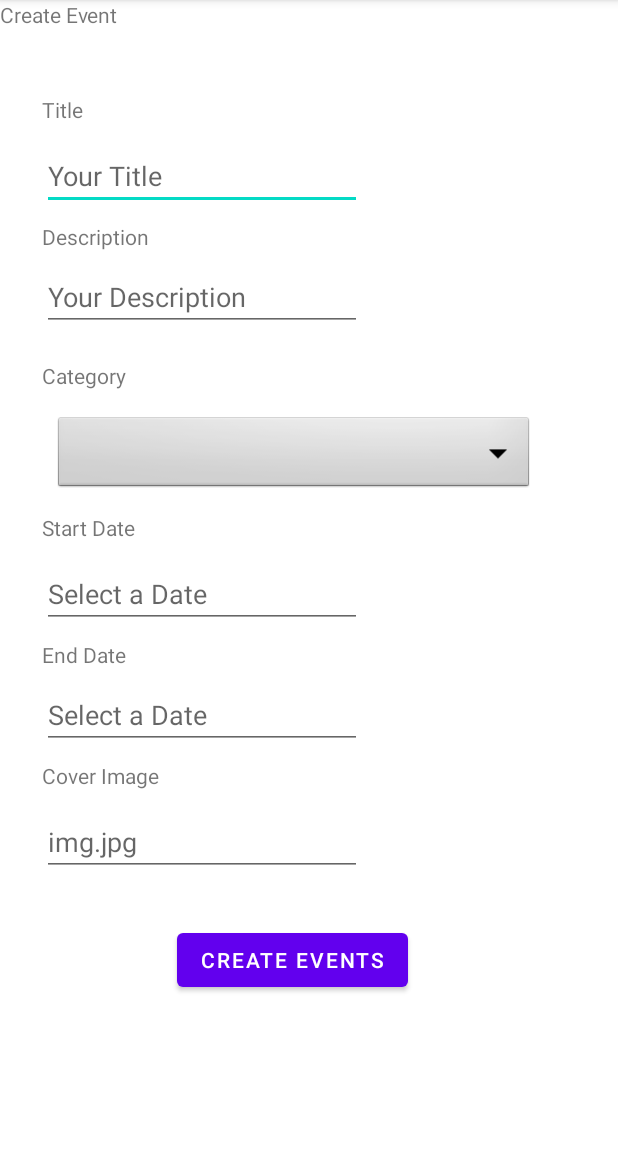
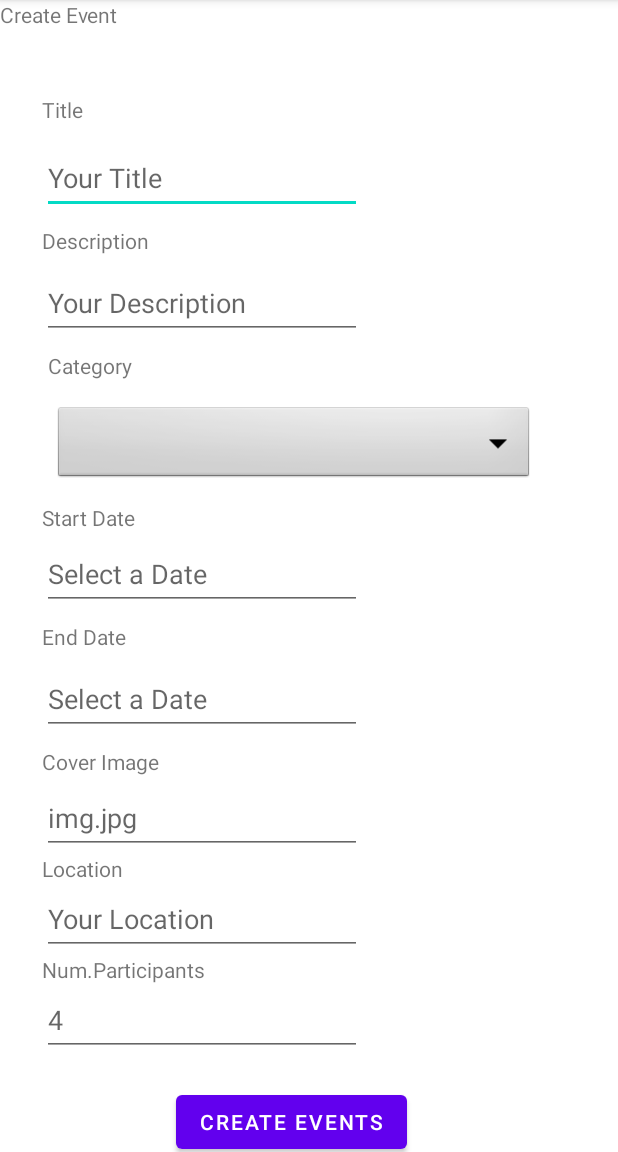
Before and after one commit to martifarre/DDMOpenEvents2Juliol, an Android app: the fragment create_event shown on its own in the app's theme, on a phone screen of 412 x 824 dp, the part 84-1236 px from its top. Run offline under Robolectric (Android 15) with nearby library versions, the phone set to English and light mode, and no system bars.

```diff
--- a/app/src/main/res/layout/fragment_create_event.xml
+++ b/app/src/main/res/layout/fragment_create_event.xml
@@ -39,8 +39,8 @@
         android:id="@+id/createCategoryTitle"
         android:layout_width="wrap_content"
         android:layout_height="wrap_content"
-        android:layout_marginStart="28dp"
-        android:layout_marginTop="20dp"
+        android:layout_marginStart="32dp"
+        android:layout_marginTop="8dp"
         android:text="@string/category"
         app:layout_constraintStart_toStartOf="parent"
         app:layout_constraintTop_toBottomOf="@+id/createDescriptionEdit" />
@@ -52,6 +52,7 @@
         android:layout_marginStart="36dp"
         android:layout_marginTop="16dp"
         android:background="@android:drawable/btn_dropdown"
+        android:contentDescription="@string/create_events"
         android:spinnerMode="dropdown"
         app:layout_constraintStart_toStartOf="parent"
         app:layout_constraintTop_toBottomOf="@+id/createCategoryTitle" />
@@ -95,6 +96,7 @@
         android:ems="10"
         android:hint="@string/your_title"
         android:inputType="textPersonName"
+        android:minHeight="48dp"
         app:layout_constraintStart_toStartOf="parent"
         app:layout_constraintTop_toBottomOf="@+id/createTitle" />
 
@@ -107,6 +109,7 @@
         android:ems="10"
         android:hint="@string/your_description"
         android:inputType="textPersonName"
+        android:minHeight="48dp"
         app:layout_constraintStart_toStartOf="parent"
         app:layout_constraintTop_toBottomOf="@+id/createDescriptionTitle" />
 
@@ -115,10 +118,11 @@
         android:layout_width="wrap_content"
         android:layout_height="wrap_content"
         android:layout_marginStart="28dp"
-        android:layout_marginTop="12dp"
+        android:layout_marginTop="4dp"
         android:ems="10"
         android:hint="@string/select_a_date"
         android:inputType="date"
+        android:minHeight="48dp"
         app:layout_constraintStart_toStartOf="parent"
         app:layout_constraintTop_toBottomOf="@+id/createStartTitle" />
 
@@ -131,6 +135,7 @@
         android:ems="10"
         android:hint="@string/select_a_date"
         android:inputType="date"
+        android:minHeight="48dp"
         app:layout_constraintStart_toStartOf="parent"
         app:layout_constraintTop_toBottomOf="@+id/createStartTitle2" />
 
@@ -139,10 +144,11 @@
         android:layout_width="wrap_content"
         android:layout_height="wrap_content"
         android:layout_marginStart="28dp"
-        android:layout_marginTop="12dp"
+        android:layout_marginTop="4dp"
         android:ems="10"
         android:hint="@string/img_jpg"
         android:inputType="textPersonName"
+        android:minHeight="48dp"
         app:layout_constraintStart_toStartOf="parent"
         app:layout_constraintTop_toBottomOf="@+id/createCoverTitle" />
 
@@ -150,11 +156,53 @@
         android:id="@+id/createEventsButton"
         android:layout_width="wrap_content"
         android:layout_height="wrap_content"
-        android:layout_marginTop="32dp"
+        android:layout_marginTop="20dp"
         android:text="@string/create_events"
         app:layout_constraintEnd_toEndOf="parent"
-        app:layout_constraintHorizontal_bias="0.457"
+        app:layout_constraintHorizontal_bias="0.455"
+        app:layout_constraintStart_toStartOf="parent"
+        app:layout_constraintTop_toBottomOf="@+id/editTextNumber3" />
+
+    <TextView
+        android:id="@+id/textView"
+        android:layout_width="wrap_content"
+        android:layout_height="wrap_content"
+        android:layout_marginStart="28dp"
+        android:text="@string/location"
         app:layout_constraintStart_toStartOf="parent"
         app:layout_constraintTop_toBottomOf="@+id/createImageEditText" />
 
+    <EditText
+        android:id="@+id/editTextTextPersonName4"
+        android:layout_width="wrap_content"
+        android:layout_height="wrap_content"
+        android:layout_marginStart="28dp"
+        android:ems="10"
+        android:hint="@string/your_location"
+        android:inputType="textPersonName"
+        android:minHeight="48dp"
+        app:layout_constraintStart_toStartOf="parent"
+        app:layout_constraintTop_toBottomOf="@+id/textView" />
+
+    <TextView
+        android:id="@+id/textView11"
+        android:layout_width="wrap_content"
+        android:layout_height="wrap_content"
+        android:layout_marginStart="28dp"
+        android:text="@string/num_participants"
+        app:layout_constraintStart_toStartOf="parent"
+        app:layout_constraintTop_toBottomOf="@+id/editTextTextPersonName4" />
+
+    <EditText
+        android:id="@+id/editTextNumber3"
+        android:layout_width="wrap_content"
+        android:layout_height="wrap_content"
+        android:layout_marginStart="28dp"
+        android:ems="10"
+        android:hint="4"
+        android:inputType="number"
+        android:minHeight="48dp"
+        app:layout_constraintStart_toStartOf="parent"
+        app:layout_constraintTop_toBottomOf="@+id/textView11" />
+
 </androidx.constraintlayout.widget.ConstraintLayout>
--- a/app/src/main/res/values/strings.xml
+++ b/app/src/main/res/values/strings.xml
@@ -30,4 +30,7 @@
     <string name="end_date">End Date</string>
     <string name="cover_image">Cover Image</string>
     <string name="create_events">CREATE EVENTS</string>
+    <string name="num_participants">Num.Participants</string>
+    <string name="your_location">Your Location</string>
+    <string name="location">Location</string>
 </resources>
```
